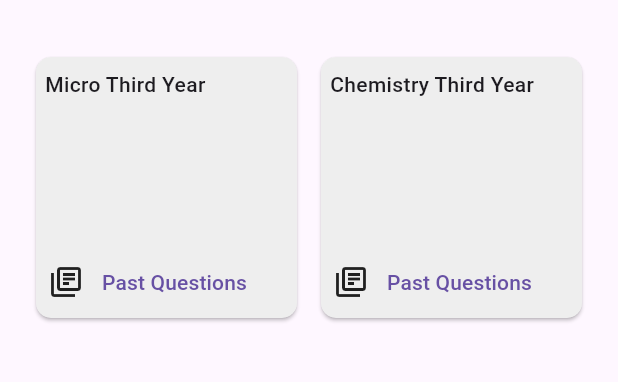
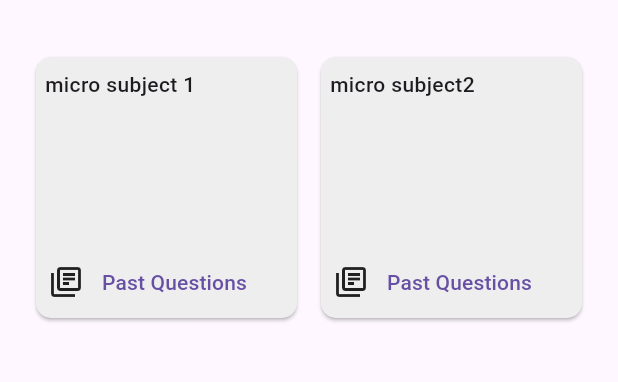
Before and after one commit to rizanB/past_qns, a Flutter app: the screen it shows after launch, on a phone screen of 412 x 824 dp, the part 63-445 px from its top. Run offline on Flutter 3.47's test engine with Material 3 defaults, Android fonts, the phone set to English and light mode, and no system bars.

Commit message:
chore: minor fixes in relevant_courses_provider

```diff
--- a/lib/main.dart
+++ b/lib/main.dart
@@ -1,5 +1,5 @@
 import 'package:flutter/material.dart';
-import 'package:past_qns/providers/course_provider.dart';
+import 'package:past_qns/providers/relevant_courses_provider.dart';
 import 'package:provider/provider.dart';
 import 'screens/home_screen.dart';
 
@@ -15,7 +15,7 @@ class MyApp extends StatelessWidget {
     return MaterialApp(
       debugShowCheckedModeBanner: false,
       home: ChangeNotifierProvider(
-        create: (context) => CourseProvider(),
+        create: (context) => RelevantCoursesProvider(),
         child: const HomeScreen()),
     );
   }
--- a/lib/providers/course_provider.dart
+++ b/lib/providers/relevant_courses_provider.dart
@@ -1,14 +1,14 @@
 import 'package:flutter/material.dart';
 
-class CourseProvider with ChangeNotifier {
+class RelevantCoursesProvider with ChangeNotifier {
   List _relevantCourses = [
     {
-      "course_name": "Micro Third Year",
-      "course_id": 2,
+      "course_name": "micro subject 1",
+      "course_id": 1,
       "course_code": "mb-333",
       "course_syllabus": [
         {
-          'topic': "Microbio 3rd year course 1",
+          'topic': "micro subject1",
           'content': "Microbio is good subject..",
           'hours': 2
         },
@@ -27,13 +27,13 @@ class CourseProvider with ChangeNotifier {
       ]
     },
     {
-      "course_name": "Chemistry Third Year",
+      "course_name": "micro subject2",
       "course_id": 2,
       "course_code": "mb-333",
       "course_syllabus": [
         {
-          'topic': "course 2 micro",
-          'content': "Microbio is good subject..",
+          'topic': "course 2 chemm",
+          'content': "chemm is good subject..",
           'hours': 2
         },
         {
@@ -114,8 +114,62 @@ class CourseProvider with ChangeNotifier {
       case "tu_microbio_3rd_year":
         _relevantCourses = [
           {
-            "course_name": "Micro Third Year",
+            "course_name": "micro subject1",
+            "course_id": 1,
+            "course_code": "mb-333",
+            "course_syllabus": [
+              {
+                'topic': "subject 1",
+                'content': "Microbio is good subject..",
+                'hours': 2
+              },
+              {
+                'topic':
+                    "Plant-beneficial microbe interaction at molecular level",
+                'content':
+                    "Nitrogen metabolism, Biochemistry, Genetics, and Physiology of biological nitrogen fixation; Process of nodule formation in Rhizobium-legume Symbiosis, Regulation and functions of rhizobial nodulation genes, Nitrogen-fixation in root nodule. Mycorrhizal association, Use of mycorrhizae for enhancing crop productivity, Phosphate solubilizing microorganisms. PGPR acting via plant hormones (auxins) and enhancement of water and mineral uptake (Azospirillum, Herbaspirillum, and mycrorrhiza). Nitrogen fixing microorganisms and blue green algae as bio-fertilizer, Azolla as bio-fertilizer in rice field",
+                'hours': 10
+              },
+              {
+                'topic': "Algal biotechnology",
+                'content':
+                    "Mass cultivation of micro-algal species of commercial value: Spirulina, Dunaliella, Chlorella and others, Micro-algae for human and animal consumption; and waste-water treatment",
+                'hours': 2
+              }
+            ]
+          },
+          {
+            "course_name": "micro subject2",
             "course_id": 2,
+            "course_code": "mb-333",
+            "course_syllabus": [
+              {
+                'topic': "course 2 chenmmmm",
+                'content': "Microbio is good subject..",
+                'hours': 2
+              },
+              {
+                'topic':
+                    "Plant-beneficial microbe interaction at molecular level",
+                'content':
+                    "Nitrogen metabolism, Biochemistry, Genetics, and Physiology of biological nitrogen fixation; Process of nodule formation in Rhizobium-legume Symbiosis, Regulation and functions of rhizobial nodulation genes, Nitrogen-fixation in root nodule. Mycorrhizal association, Use of mycorrhizae for enhancing crop productivity, Phosphate solubilizing microorganisms. PGPR acting via plant hormones (auxins) and enhancement of water and mineral uptake (Azospirillum, Herbaspirillum, and mycrorrhiza). Nitrogen fixing microorganisms and blue green algae as bio-fertilizer, Azolla as bio-fertilizer in rice field",
+                'hours': 10
+              },
+              {
+                'topic': "Algal biotechnology",
+                'content':
+                    "Mass cultivation of micro-algal species of commercial value: Spirulina, Dunaliella, Chlorella and others, Micro-algae for human and animal consumption; and waste-water treatment",
+                'hours': 2
+              }
+            ]
+          }
+        ];
+      // Add more cases for other student programs
+      default:
+        _relevantCourses = [
+          {
+            "course_name": "micro subject1",
+            "course_id": 1,
             "course_code": "mb-333",
             "course_syllabus": [
               {
@@ -139,61 +193,7 @@ class CourseProvider with ChangeNotifier {
             ]
           },
           {
-            "course_name": "Chemistry Third Year",
-            "course_id": 2,
-            "course_code": "mb-333",
-            "course_syllabus": [
-              {
-                'topic': "course 2 micro",
-                'content': "Microbio is good subject..",
-                'hours': 2
-              },
-              {
-                'topic':
-                    "Plant-beneficial microbe interaction at molecular level",
-                'content':
-                    "Nitrogen metabolism, Biochemistry, Genetics, and Physiology of biological nitrogen fixation; Process of nodule formation in Rhizobium-legume Symbiosis, Regulation and functions of rhizobial nodulation genes, Nitrogen-fixation in root nodule. Mycorrhizal association, Use of mycorrhizae for enhancing crop productivity, Phosphate solubilizing microorganisms. PGPR acting via plant hormones (auxins) and enhancement of water and mineral uptake (Azospirillum, Herbaspirillum, and mycrorrhiza). Nitrogen fixing microorganisms and blue green algae as bio-fertilizer, Azolla as bio-fertilizer in rice field",
-                'hours': 10
-              },
-              {
-                'topic': "Algal biotechnology",
-                'content':
-                    "Mass cultivation of micro-algal species of commercial value: Spirulina, Dunaliella, Chlorella and others, Micro-algae for human and animal consumption; and waste-water treatment",
-                'hours': 2
-              }
-            ]
-          }
-        ];
-      // Add more cases for other student programs
-      default:
-        _relevantCourses = [
-          {
-            "course_name": "Micro Third Year",
-            "course_id": 2,
-            "course_code": "mb-333",
-            "course_syllabus": [
-              {
-                'topic': "Microbio 3rd year course 1",
-                'content': "Microbio is good subject..",
-                'hours': 2
-              },
-              {
-                'topic':
-                    "Plant-beneficial microbe interaction at molecular level",
-                'content':
-                    "Nitrogen metabolism, Biochemistry, Genetics, and Physiology of biological nitrogen fixation; Process of nodule formation in Rhizobium-legume Symbiosis, Regulation and functions of rhizobial nodulation genes, Nitrogen-fixation in root nodule. Mycorrhizal association, Use of mycorrhizae for enhancing crop productivity, Phosphate solubilizing microorganisms. PGPR acting via plant hormones (auxins) and enhancement of water and mineral uptake (Azospirillum, Herbaspirillum, and mycrorrhiza). Nitrogen fixing microorganisms and blue green algae as bio-fertilizer, Azolla as bio-fertilizer in rice field",
-                'hours': 10
-              },
-              {
-                'topic': "Algal biotechnology",
-                'content':
-                    "Mass cultivation of micro-algal species of commercial value: Spirulina, Dunaliella, Chlorella and others, Micro-algae for human and animal consumption; and waste-water treatment",
-                'hours': 2
-              }
-            ]
-          },
-          {
-            "course_name": "Chemistry Third Year",
+            "course_name": "micro subject2",
             "course_id": 2,
             "course_code": "mb-333",
             "course_syllabus": [
--- a/lib/screens/home_screen.dart
+++ b/lib/screens/home_screen.dart
@@ -1,6 +1,5 @@
 import 'package:flutter/material.dart';
-import 'package:past_qns/providers/course_provider.dart';
-// import 'package:past_qns/data/courses.dart';
+import 'package:past_qns/providers/relevant_courses_provider.dart';
 import 'package:past_qns/widgets/course_card.dart';
 import 'package:provider/provider.dart';
 
@@ -11,6 +10,7 @@ class HomeScreen extends StatelessWidget {
 
   @override
   Widget build(BuildContext context) {
+
     return Scaffold(
       appBar: AppBar(
         title: const Text("Shodh",
@@ -18,9 +18,13 @@ class HomeScreen extends StatelessWidget {
       ),
       body: Padding(
         padding: const EdgeInsets.symmetric(horizontal: 8, vertical: 8),
-        child: Consumer<CourseProvider>(
+        child: Consumer<RelevantCoursesProvider>(
           builder: (context, provider, child) {
+
+            print(provider.relevantCourses);
           return GridView.count(
+
+
             crossAxisCount: 2, // Two columns
             mainAxisSpacing: 10.0, // Spacing between cards
             crossAxisSpacing: 8.0, // Spacing between columns
--- a/lib/screens/past_qn_screen.dart
+++ b/lib/screens/past_qn_screen.dart
@@ -167,7 +167,7 @@ class _PastQuestionScreenState extends State<PastQuestionScreen> {
                 ],
               ),
             )
-          : Center(
+          : const Center(
               child: Text('No questions found for this course'),
             ),
     );
--- a/lib/widgets/course_card.dart
+++ b/lib/widgets/course_card.dart
@@ -1,7 +1,8 @@
 import 'package:flutter/material.dart';
-import 'package:past_qns/data/courses.dart';
+import 'package:past_qns/providers/relevant_courses_provider.dart';
 import 'package:past_qns/screens/past_qn_screen.dart';
 import 'package:past_qns/screens/syllabus_screen.dart';
+import 'package:provider/provider.dart';
 
 class CourseCard extends StatelessWidget {
   final int course_id;
@@ -18,9 +19,11 @@ class CourseCard extends StatelessWidget {
 
   @override
   Widget build(BuildContext context) {
+    return Consumer<RelevantCoursesProvider>(
+      builder: (context, provider, child) {
         return GestureDetector(
           onTap: () {
-        final selectedCourse = courses.firstWhere((course) =>
+            final selectedCourse = provider.relevantCourses.firstWhere((course) =>
                 course['course_id'] == course_id); // Find the selected course
             final courseName = selectedCourse["course_name"].toString();
             final courseCode = selectedCourse["course_code"].toString();
@@ -59,18 +62,6 @@ class CourseCard extends StatelessWidget {
                       ),
                     ),
                   ),
-              // Row(
-              //   children: [
-              //     const Spacer(),
-              //     const Icon(Icons.help_outline),
-              //     const SizedBox(width: 4.0),
-              //     Text(
-              //       "$questions questions",
-              //       style: const TextStyle(
-              //           fontSize: 12.0), // Adjust question text size
-              //     ),
-              //   ],
-              // ),
                   Flexible(
                     child: Padding(
                       padding: const EdgeInsets.fromLTRB(8.0, 0.0, 8.0, 0.0),
@@ -103,5 +94,7 @@ class CourseCard extends StatelessWidget {
             ),
           ),
         );
+      },
+    );
   }
 }
```
Also changed, not shown: lib/providers/question_provider.dart (added, +12 -0 lines), lib/providers/theme_provider.dart (added). Lines whose indentation alone changed are shown as unchanged.
